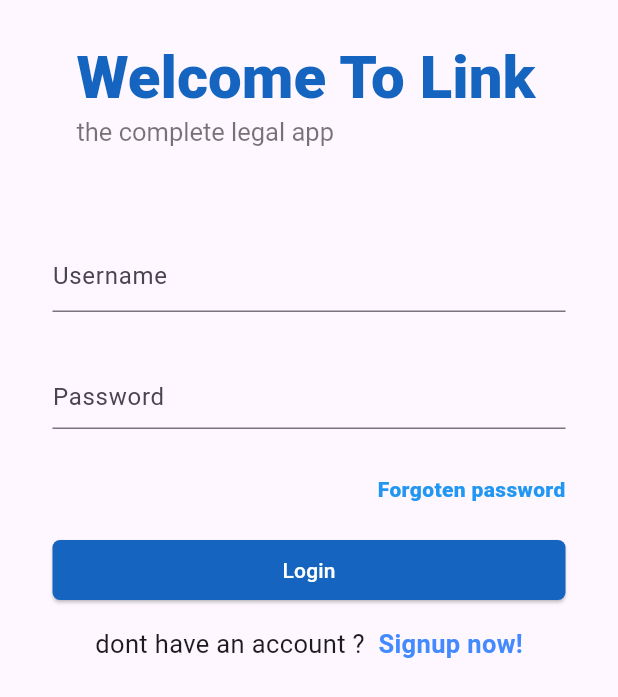
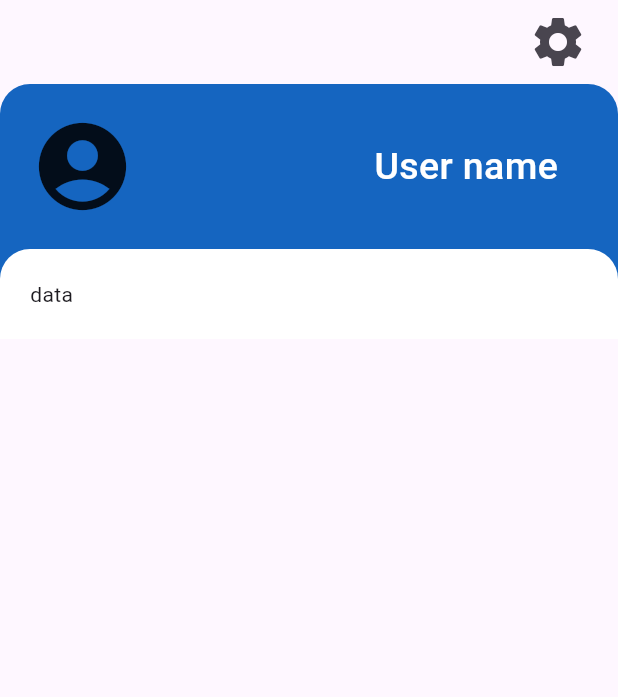
Before and after one commit to navendunandu/Link-Flutter-app, a Flutter app: the screen it shows after launch, after a tap on "Login", on a phone screen of 412 x 824 dp. Shown: the top 697 px of the screen. Run offline on Flutter 3.47's test engine with Material 3 defaults, Android fonts, the phone set to English and light mode, and no system bars; our stand-ins replace lottie.

Commit message:
user dashboard in progress

```diff
--- /dev/null
+++ b/lib/dashboard.dart
@@ -0,0 +1,92 @@
+import 'package:flutter/material.dart';
+import 'package:link/main.dart';
+
+class Dashboard extends StatelessWidget {
+  const Dashboard({super.key});
+
+  @override
+  Widget build(BuildContext context) {
+    return Scaffold(
+      appBar: AppBar(
+        actions: [
+          Icon(
+            Icons.settings,
+            size: 40,
+          ),
+          SizedBox(
+            width: 20,
+          )
+        ],
+      ),
+      body: SingleChildScrollView(
+        child: Container(
+            child: Container(
+          child: Column(
+            children: [
+              Container(
+
+                child:
+                  Container(
+                    decoration: BoxDecoration(
+                        borderRadius: BorderRadiusDirectional.only(
+                            topEnd: Radius.circular(20),
+                            topStart: Radius.circular(20)),
+                        color: appcolor.secondary),
+                    child: Padding(
+                      padding: const EdgeInsets.all(20.0),
+                      child: Row(
+                        mainAxisAlignment: MainAxisAlignment.spaceBetween,
+                        children: [
+                          Icon(
+                            Icons.account_circle,
+                            size: 70,
+                          ),
+                          Flexible(
+                            child: Row(
+                              mainAxisAlignment: MainAxisAlignment.end,
+                              children: [
+                                Text(
+                                  "User name",
+                                  style: TextStyle(
+                                      color: appcolor.white,
+                                      fontSize: 25,
+                                      fontWeight: FontWeight.w500),
+                                ),
+                                SizedBox(
+                                  width: 20,
+                                )
+                              ],
+                            ),
+                          )
+                        ],
+                      ),
+                    ),
+                  ),
+
+              ),
+              Container(
+                decoration: BoxDecoration(color: appcolor.secondary),
+                child: Container(
+
+                  decoration: BoxDecoration(
+
+                      borderRadius: BorderRadiusDirectional.only(
+                          topEnd: Radius.circular(20),
+                          topStart: Radius.circular(20)),
+                      color: appcolor.white),
+
+                  child: Padding(
+                    padding: const EdgeInsets.all(20.0),
+                    child: Row(children: [Text("data")],
+
+                    ),
+                  ),
+                ),
+              ),
+            ],
+          ),
+        )),
+      ),
+    );
+  }
+}
--- a/lib/login.dart
+++ b/lib/login.dart
@@ -1,4 +1,5 @@
 import 'package:flutter/material.dart';
+import 'package:link/dashboard.dart';
 import 'package:link/register.dart';
 
 class Login extends StatefulWidget {
@@ -29,6 +30,11 @@ class _LoginState extends State<Login> {
   void login() {
     print(_name.text);
     print(_password.text);
+
+    if (_name.text == _password.text) {
+      Navigator.pushReplacement(context,
+      MaterialPageRoute(builder: (context)=>Dashboard()));
+  }
   }
 
   @override
--- a/lib/main.dart
+++ b/lib/main.dart
@@ -4,7 +4,15 @@ import 'package:link/splash_screen.dart';
 void main() {
   runApp(const MainApp());
 }
+class appcolor{
+  static const Color primary = Colors.blue;
+  static  Color secondary = const Color.fromRGBO(21, 101, 192, 1);
+  static  Color accent = Colors.blue.shade100;
+  static  Color text = Colors.grey.shade900;
+  static  Color text2 = Colors.grey.shade700;
+  static  Color white = Colors.white;
 
+}
 class MainApp extends StatelessWidget {
   const MainApp({super.key});
 
```
